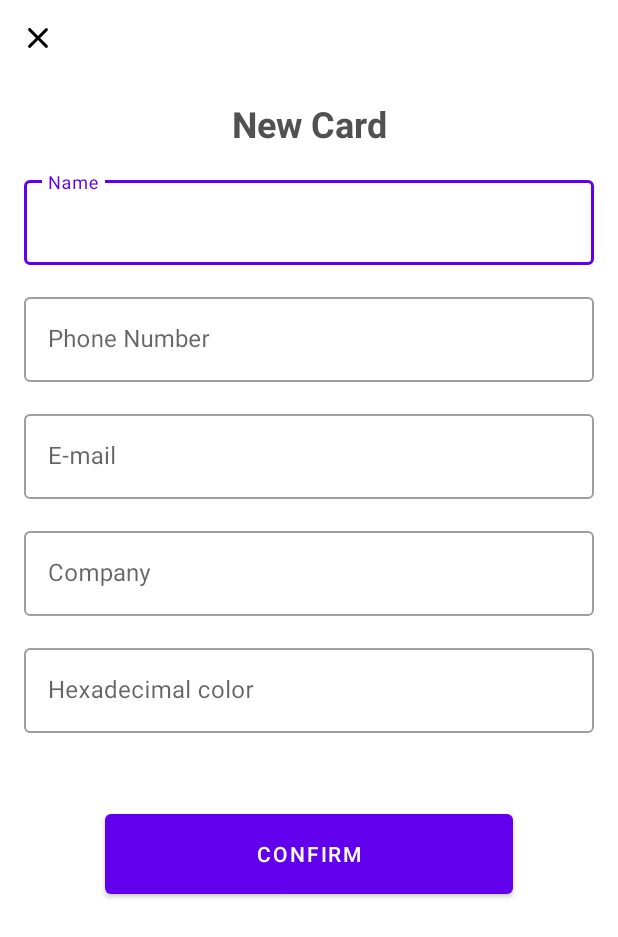
After one commit to logtog/business-card, an Android app: the AddBusinessCardActivity screen opened directly, with no data from a screen before it, on a phone screen of 412 x 824 dp. The commit adds this screen. Shown: the top 937 px of the screen. Run offline under Robolectric (Android 15) with nearby library versions, the phone set to English and light mode, and no system bars.

Commit message:
layout created

```diff
--- a/app/src/main/AndroidManifest.xml
+++ b/app/src/main/AndroidManifest.xml
@@ -11,6 +11,10 @@
         android:supportsRtl="true"
         android:theme="@style/Theme.BusinessCard">
         <activity
+            android:name=".ui.AddBusinessCardActivity"
+            android:configChanges="uiMode"
+            android:exported="true" />
+        <activity
             android:name=".ui.MainActivity"
             android:exported="true">
             <intent-filter>
--- /dev/null
+++ b/app/src/main/java/com/logtog/businesscard/ui/AddBusinessCardActivity.kt
@@ -0,0 +1,32 @@
+package com.logtog.businesscard.ui
+
+import android.content.res.Configuration
+import android.graphics.Color
+import android.os.Bundle
+import androidx.appcompat.app.AppCompatActivity
+import com.logtog.businesscard.databinding.ActivityAddBusinessCardBinding
+
+class AddBusinessCardActivity : AppCompatActivity() {
+
+    private val binding by lazy { ActivityAddBusinessCardBinding.inflate(layoutInflater) }
+    override fun onCreate(savedInstanceState: Bundle?) {
+        super.onCreate(savedInstanceState)
+        setContentView(binding.root)
+        insertListener()
+
+        when (resources.configuration.uiMode and Configuration.UI_MODE_NIGHT_MASK) {
+            Configuration.UI_MODE_NIGHT_YES -> {
+                binding.buttonClose.setColorFilter(Color.WHITE)
+            } // Night mode is active, we're using dark theme
+        }
+    }
+
+    private fun insertListener() {
+        binding.buttonClose.setOnClickListener {
+            finish()
+        }
+        binding.buttonConfirm.setOnClickListener {
+
+        }
+    }
+}
--- /dev/null
+++ b/app/src/main/res/drawable/ic_close.xml
@@ -0,0 +1,9 @@
+<vector xmlns:android="http://schemas.android.com/apk/res/android"
+    android:width="24dp"
+    android:height="24dp"
+    android:viewportWidth="24"
+    android:viewportHeight="24">
+  <path
+      android:pathData="M18.3,5.71c-0.39,-0.39 -1.02,-0.39 -1.41,0L12,10.59 7.11,5.7c-0.39,-0.39 -1.02,-0.39 -1.41,0 -0.39,0.39 -0.39,1.02 0,1.41L10.59,12 5.7,16.89c-0.39,0.39 -0.39,1.02 0,1.41 0.39,0.39 1.02,0.39 1.41,0L12,13.41l4.89,4.89c0.39,0.39 1.02,0.39 1.41,0 0.39,-0.39 0.39,-1.02 0,-1.41L13.41,12l4.89,-4.89c0.38,-0.38 0.38,-1.02 0,-1.4z"
+      android:fillColor="@color/black"/>
+</vector>
--- /dev/null
+++ b/app/src/main/res/layout/activity_add_business_card.xml
@@ -0,0 +1,136 @@
+<?xml version="1.0" encoding="utf-8"?>
+<androidx.constraintlayout.widget.ConstraintLayout xmlns:android="http://schemas.android.com/apk/res/android"
+    xmlns:app="http://schemas.android.com/apk/res-auto"
+    xmlns:tools="http://schemas.android.com/tools"
+    android:layout_width="match_parent"
+    android:layout_height="match_parent"
+    tools:context=".ui.AddBusinessCardActivity">
+
+    <ImageButton
+        android:id="@+id/buttonClose"
+        android:layout_width="50dp"
+        android:layout_height="50dp"
+        android:background="?attr/actionBarItemBackground"
+        android:contentDescription="@string/close_button"
+        android:src="@drawable/ic_close"
+        app:layout_constraintStart_toStartOf="parent"
+        app:layout_constraintTop_toTopOf="parent"
+        tools:ignore="RedundantDescriptionCheck" />
+
+    <com.google.android.material.textview.MaterialTextView
+        android:id="@+id/tv_title"
+        style="@style/MainTheme"
+        android:layout_width="wrap_content"
+        android:layout_height="wrap_content"
+        android:layout_margin="16dp"
+        android:layout_marginTop="44dp"
+        android:text="@string/label_new_card"
+        android:textSize="24sp"
+        android:textStyle="bold"
+        app:layout_constraintEnd_toEndOf="parent"
+        app:layout_constraintHorizontal_bias="0.501"
+        app:layout_constraintStart_toStartOf="parent"
+        app:layout_constraintTop_toBottomOf="@id/buttonClose" />
+
+    <com.google.android.material.textfield.TextInputLayout
+        android:id="@+id/til_name"
+        style="@style/Widget.MaterialComponents.TextInputLayout.OutlinedBox"
+        android:layout_width="0dp"
+        android:layout_height="wrap_content"
+        android:layout_margin="16dp"
+        android:hint="@string/label_name"
+        app:layout_constraintEnd_toEndOf="parent"
+        app:layout_constraintStart_toStartOf="parent"
+        app:layout_constraintTop_toBottomOf="@id/tv_title">
+
+        <com.google.android.material.textfield.TextInputEditText
+            android:layout_width="match_parent"
+            android:layout_height="match_parent"
+
+            android:inputType="text"
+            tools:ignore="TextContrastCheck" />
+    </com.google.android.material.textfield.TextInputLayout>
+
+    <com.google.android.material.textfield.TextInputLayout
+        android:id="@+id/til_phone"
+        style="@style/Widget.MaterialComponents.TextInputLayout.OutlinedBox"
+        android:layout_width="0dp"
+        android:layout_height="wrap_content"
+        android:layout_margin="16dp"
+        android:hint="@string/label_phone"
+        app:layout_constraintEnd_toEndOf="parent"
+        app:layout_constraintStart_toStartOf="parent"
+        app:layout_constraintTop_toBottomOf="@id/til_name">
+
+        <com.google.android.material.textfield.TextInputEditText
+            android:layout_width="match_parent"
+            android:layout_height="match_parent"
+            android:inputType="number"
+            tools:ignore="TextContrastCheck" />
+    </com.google.android.material.textfield.TextInputLayout>
+
+    <com.google.android.material.textfield.TextInputLayout
+        android:id="@+id/til_email"
+        style="@style/Widget.MaterialComponents.TextInputLayout.OutlinedBox"
+        android:layout_width="0dp"
+        android:layout_height="wrap_content"
+        android:layout_margin="16dp"
+        android:hint="@string/label_email"
+        app:layout_constraintEnd_toEndOf="parent"
+        app:layout_constraintStart_toStartOf="parent"
+        app:layout_constraintTop_toBottomOf="@id/til_phone">
+
+        <com.google.android.material.textfield.TextInputEditText
+            android:layout_width="match_parent"
+            android:layout_height="match_parent"
+            android:inputType="textEmailAddress"
+            tools:ignore="TextContrastCheck" />
+    </com.google.android.material.textfield.TextInputLayout>
+
+    <com.google.android.material.textfield.TextInputLayout
+        android:id="@+id/til_company"
+        style="@style/Widget.MaterialComponents.TextInputLayout.OutlinedBox"
+        android:layout_width="0dp"
+        android:layout_height="wrap_content"
+        android:layout_margin="16dp"
+        android:hint="@string/label_company"
+        app:layout_constraintEnd_toEndOf="parent"
+        app:layout_constraintStart_toStartOf="parent"
+        app:layout_constraintTop_toBottomOf="@id/til_email">
+
+        <com.google.android.material.textfield.TextInputEditText
+            android:layout_width="match_parent"
+            android:layout_height="match_parent"
+            android:inputType="text"
+            tools:ignore="TextContrastCheck" />
+    </com.google.android.material.textfield.TextInputLayout>
+
+    <com.google.android.material.textfield.TextInputLayout
+        android:id="@+id/til_color"
+        style="@style/Widget.MaterialComponents.TextInputLayout.OutlinedBox"
+        android:layout_width="0dp"
+        android:layout_height="wrap_content"
+        android:layout_margin="16dp"
+        android:hint="@string/label_color"
+        app:layout_constraintEnd_toEndOf="parent"
+        app:layout_constraintStart_toStartOf="parent"
+        app:layout_constraintTop_toBottomOf="@id/til_company">
+
+        <com.google.android.material.textfield.TextInputEditText
+            android:layout_width="match_parent"
+            android:layout_height="match_parent"
+            android:inputType="text"
+            tools:ignore="TextContrastCheck" />
+    </com.google.android.material.textfield.TextInputLayout>
+
+    <com.google.android.material.button.MaterialButton
+        android:id="@+id/buttonConfirm"
+        android:layout_width="0dp"
+        android:layout_height="65sp"
+        android:layout_marginHorizontal="70sp"
+        android:layout_marginTop="48dp"
+        android:text="@string/label_confirm"
+        app:layout_constraintEnd_toEndOf="parent"
+        app:layout_constraintStart_toStartOf="parent"
+        app:layout_constraintTop_toBottomOf="@+id/til_color" />
+</androidx.constraintlayout.widget.ConstraintLayout>
--- a/app/src/main/res/values-night/themes.xml
+++ b/app/src/main/res/values-night/themes.xml
@@ -1,6 +1,6 @@
 <resources xmlns:tools="http://schemas.android.com/tools">
     <!-- Base application theme. -->
-    <style name="Theme.BusinessCard" parent="Theme.MaterialComponents.DayNight.DarkActionBar">
+    <style name="Theme.BusinessCard" parent="Theme.MaterialComponents.DayNight.NoActionBar">
         <!-- Primary brand color. -->
         <item name="colorPrimary">@color/purple_200</item>
         <item name="colorPrimaryVariant">@color/purple_700</item>
@@ -8,9 +8,12 @@
         <!-- Secondary brand color. -->
         <item name="colorSecondary">@color/teal_200</item>
         <item name="colorSecondaryVariant">@color/teal_200</item>
-        <item name="colorOnSecondary">@color/black</item>
+        <item name="colorOnSecondary">@color/white</item>
         <!-- Status bar color. -->
         <item name="android:statusBarColor" tools:targetApi="l">?attr/colorPrimaryVariant</item>
         <!-- Customize your theme here. -->
     </style>
+    <style name="MainTheme" parent="titleColor">
+        <item name="android:textColor">#D8D8D8</item>
+    </style>
 </resources>
--- a/app/src/main/res/values/strings.xml
+++ b/app/src/main/res/values/strings.xml
@@ -1,3 +1,13 @@
 <resources>
     <string name="app_name">business card</string>
+    <string name="label_business_cards">Business Card</string>
+    <string name="floating_button">Floating Button</string>
+    <string name="label_new_card">New Card</string>
+    <string name="close_button">Close Button</string>
+    <string name="label_name">Name</string>
+    <string name="label_phone">Phone Number</string>
+    <string name="label_email">E-mail</string>
+    <string name="label_company">Company</string>
+    <string name="label_color">Hexadecimal color</string>
+    <string name="label_confirm">Confirm</string>
 </resources>
--- /dev/null
+++ b/app/src/main/res/values/styles.xml
@@ -0,0 +1,10 @@
+<?xml version="1.0" encoding="utf-8"?>
+<resources>
+
+    <style name="titleColor">
+        <item name="android:textColor">#515151</item>
+    </style>
+    <style name="teste">
+        <item name="android:fillColor">#000</item>
+    </style>
+</resources>
--- a/app/src/main/res/values/themes.xml
+++ b/app/src/main/res/values/themes.xml
@@ -1,6 +1,6 @@
 <resources xmlns:tools="http://schemas.android.com/tools">
     <!-- Base application theme. -->
-    <style name="Theme.BusinessCard" parent="Theme.MaterialComponents.DayNight.DarkActionBar">
+    <style name="Theme.BusinessCard" parent="Theme.MaterialComponents.DayNight.NoActionBar">
         <!-- Primary brand color. -->
         <item name="colorPrimary">@color/purple_500</item>
         <item name="colorPrimaryVariant">@color/purple_700</item>
@@ -8,9 +8,13 @@
         <!-- Secondary brand color. -->
         <item name="colorSecondary">@color/teal_200</item>
         <item name="colorSecondaryVariant">@color/teal_700</item>
-        <item name="colorOnSecondary">@color/black</item>
+        <item name="colorOnSecondary">@color/white</item>
         <!-- Status bar color. -->
         <item name="android:statusBarColor" tools:targetApi="l">?attr/colorPrimaryVariant</item>
         <!-- Customize your theme here. -->
+        <item name="android:windowBackground">#fff</item>
+    </style>
+    <style name="MainTheme" parent="titleColor">
+        <item name="android:textColor">#515151</item>
     </style>
 </resources>
```
Also changed, not shown: app/src/main/java/com/logtog/businesscard/ui/MainActivity.kt (+9 -1 lines), app/src/main/res/drawable/ic_add.xml (added, +9 -0 lines), app/src/main/res/layout/activity_main.xml (+31 -4 lines), app/src/main/res/layout/item_business_card.xml (added, +68 -0 lines), 1 other file.
